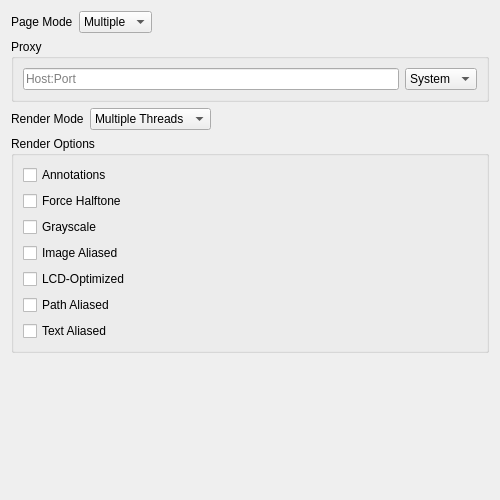
textbrowser/wise, file UI/wise-settings.ui: the form before one commit.
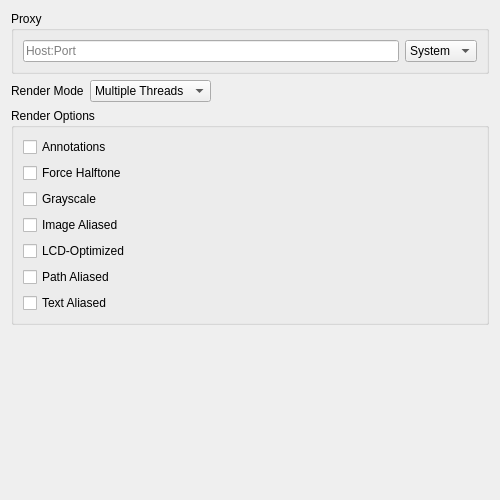
The form after the commit.

Commit message: Moved Settings -> Page Mode into PDF view.

Patch:
```diff
--- a/UI/wise-settings.ui
+++ b/UI/wise-settings.ui
@@ -14,47 +14,6 @@
    <string>Form</string>
   </property>
   <layout class="QVBoxLayout" name="verticalLayout">
-   <item>
-    <layout class="QHBoxLayout" name="horizontalLayout">
-     <item>
-      <widget class="QLabel" name="label">
-       <property name="text">
-        <string>Page Mode</string>
-       </property>
-      </widget>
-     </item>
-     <item>
-      <widget class="QComboBox" name="page_mode">
-       <property name="sizeAdjustPolicy">
-        <enum>QComboBox::AdjustToContents</enum>
-       </property>
-       <item>
-        <property name="text">
-         <string>Multiple</string>
-        </property>
-       </item>
-       <item>
-        <property name="text">
-         <string>Single</string>
-        </property>
-       </item>
-      </widget>
-     </item>
-     <item>
-      <spacer name="horizontalSpacer">
-       <property name="orientation">
-        <enum>Qt::Horizontal</enum>
-       </property>
-       <property name="sizeHint" stdset="0">
-        <size>
-         <width>40</width>
-         <height>20</height>
-        </size>
-       </property>
-      </spacer>
-     </item>
-    </layout>
-   </item>
    <item>
     <widget class="QGroupBox" name="proxy_group_box">
      <property name="title">
```
Left out of the diff: 9 changed lines with no effect on the pictures. The commit also changes 7 other files.
